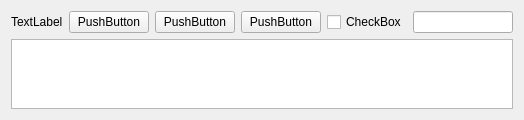
Old version of the form InfoDynamiqueQt/Vues/vuefragment.ui in the repository AlexandreGirardin/ProjetAnalyse.
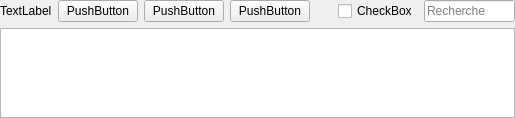
New version of the form.

What changed in the file:
```diff
--- a/InfoDynamiqueQt/Vues/vuefragment.ui
+++ b/InfoDynamiqueQt/Vues/vuefragment.ui
@@ -23,6 +23,18 @@
    <string>Form</string>
   </property>
   <layout class="QVBoxLayout" name="verticalLayout">
+   <property name="leftMargin">
+    <number>0</number>
+   </property>
+   <property name="topMargin">
+    <number>0</number>
+   </property>
+   <property name="rightMargin">
+    <number>0</number>
+   </property>
+   <property name="bottomMargin">
+    <number>0</number>
+   </property>
    <item>
     <layout class="QHBoxLayout" name="horizontalLayout">
      <item>
@@ -80,10 +92,22 @@
       <widget class="QLineEdit" name="champ">
        <property name="minimumSize">
         <size>
-         <width>100</width>
+         <width>0</width>
          <height>0</height>
         </size>
        </property>
+       <property name="maximumSize">
+        <size>
+         <width>200</width>
+         <height>16777215</height>
+        </size>
+       </property>
+       <property name="text">
+        <string/>
+       </property>
+       <property name="placeholderText">
+        <string>Recherche</string>
+       </property>
       </widget>
      </item>
     </layout>
```
Left out of the diff: 2 changed lines with no effect on the pictures.
